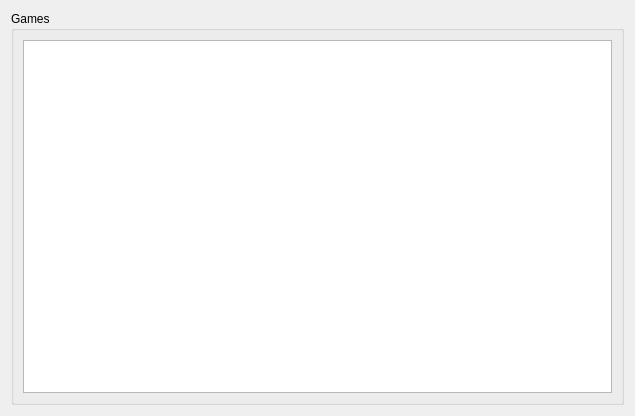
Before: the Qt Designer form cute-fantasy/nextweekwidget.ui in protoblock/protoblock, drawn with Qt 5.
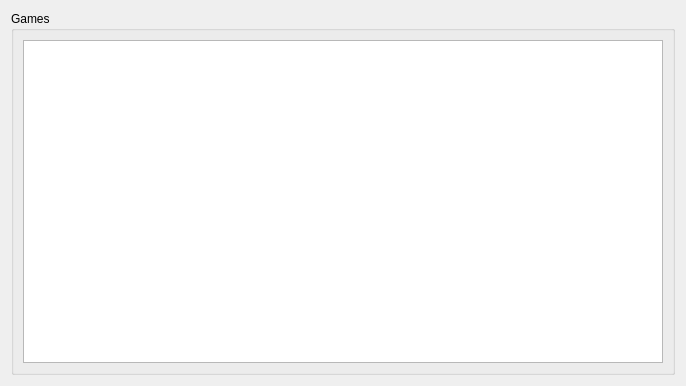
After: the same form once the commit is applied.

Commit message: reworked ui for better panel size control. deleted unnecessary files from repo.

Patch:
```diff
--- a/cute-fantasy/nextweekwidget.ui
+++ b/cute-fantasy/nextweekwidget.ui
@@ -6,8 +6,8 @@
    <rect>
     <x>0</x>
     <y>0</y>
-    <width>635</width>
-    <height>416</height>
+    <width>686</width>
+    <height>386</height>
    </rect>
   </property>
   <property name="windowTitle">
```
The commit also changes 5 other files.
